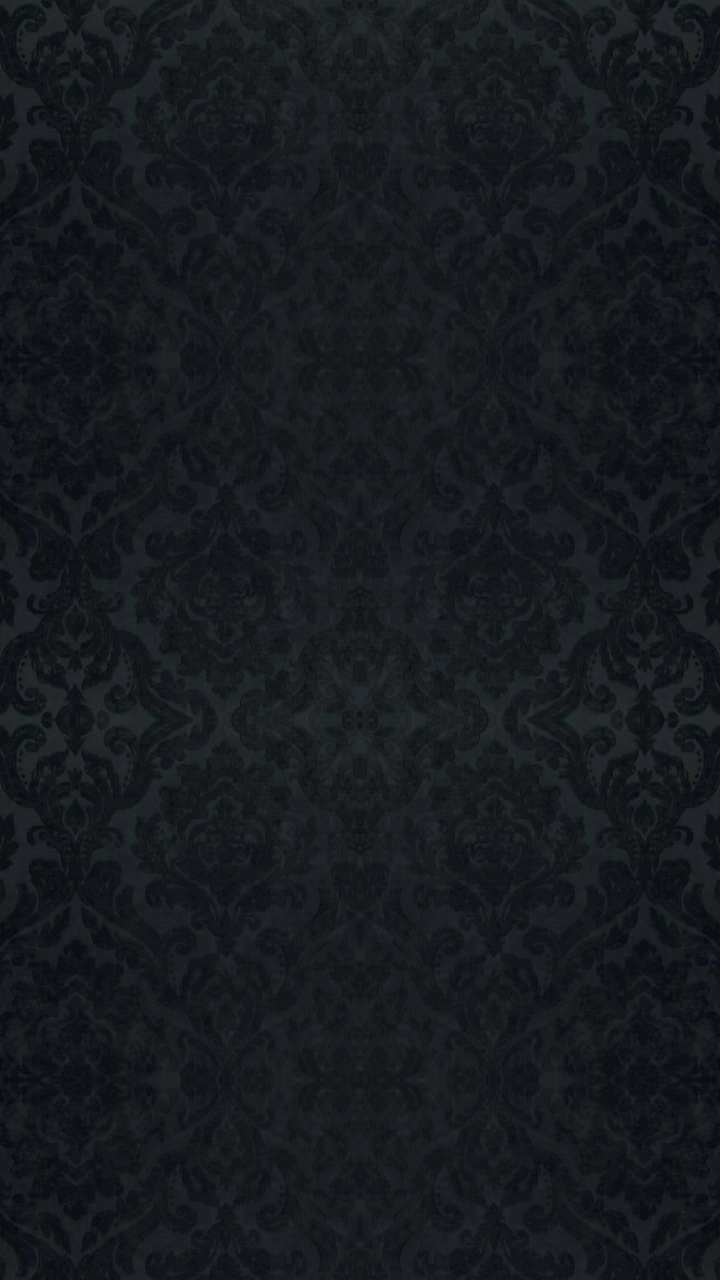
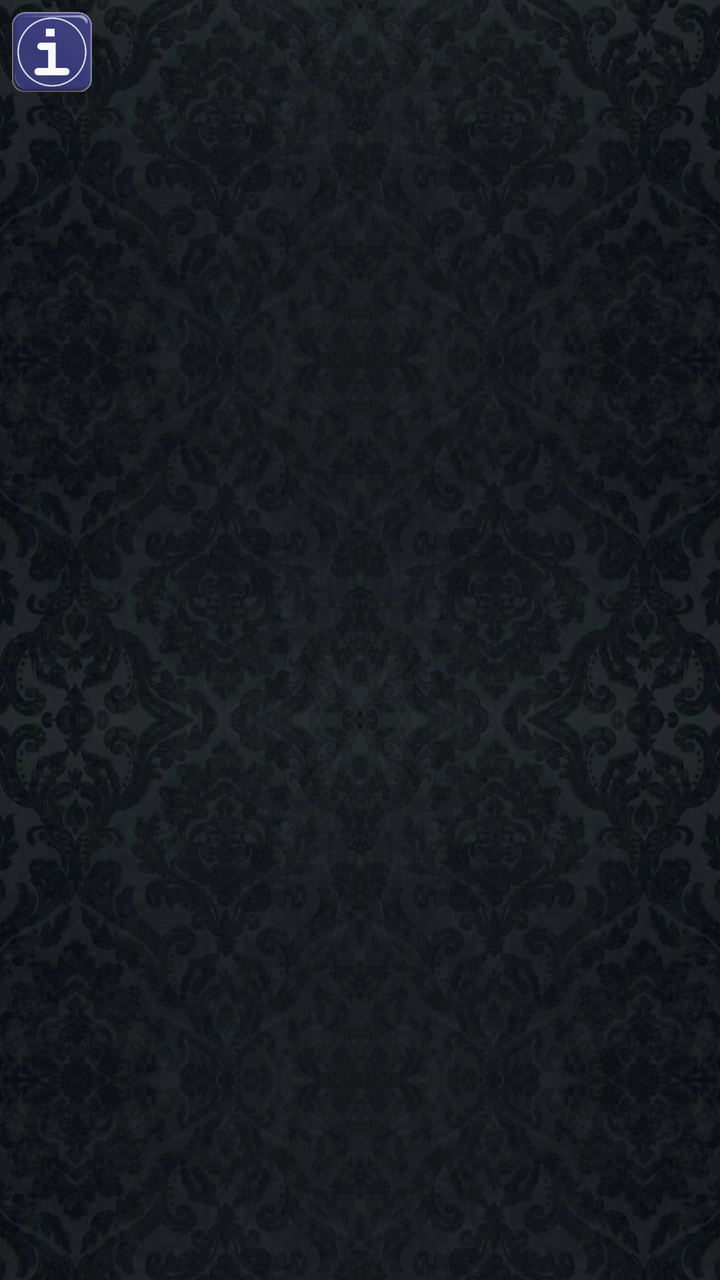

The first picture is an Android layout as it rendered before a commit; the second is the same layout after the commit. The layout source and the unified diff follow.
<!-- AndroidManifest.xml: application theme Theme.Scopa -->
<!-- res/layout/activity_tresette.xml -->
<?xml version="1.0" encoding="utf-8"?>
<androidx.constraintlayout.widget.ConstraintLayout
    xmlns:android="http://schemas.android.com/apk/res/android"
    xmlns:app="http://schemas.android.com/apk/res-auto"
    android:layout_width="match_parent"
    android:layout_height="match_parent"
    android:background="@drawable/bg_velvet">

    <LinearLayout
        android:layout_width="match_parent"
        android:layout_height="match_parent"
        android:orientation="vertical"
        android:paddingStart="8dp"
        android:paddingEnd="8dp">

        
        <FrameLayout
            android:id="@+id/botHandBox"
            android:layout_width="match_parent"
            android:layout_height="wrap_content">

            <LinearLayout
                android:id="@+id/botHand"
                android:layout_width="wrap_content"
                android:layout_height="wrap_content"
                android:layout_gravity="center_horizontal"
                android:orientation="horizontal" />
        </FrameLayout>

        <TextView
            android:id="@+id/txtMatch"
            android:layout_width="match_parent"
            android:layout_height="wrap_content"
            android:layout_marginTop="4dp"
            android:gravity="center"
            android:textColor="@color/silver"
            android:textSize="15sp"
            android:textStyle="bold"
            android:shadowColor="#000000" android:shadowDy="2" android:shadowRadius="4" />

        <TextView
            android:id="@+id/botScore"
            android:layout_width="match_parent"
            android:layout_height="wrap_content"
            android:layout_marginTop="4dp"
            android:gravity="center"
            android:textColor="@color/silver"
            android:textSize="15sp"
            android:textStyle="bold"
            android:shadowColor="#000000" android:shadowDy="2" android:shadowRadius="4" />

        <LinearLayout
            android:layout_width="match_parent"
            android:layout_height="0dp"
            android:layout_weight="1"
            android:gravity="center"
            android:orientation="vertical">

            
            <FrameLayout
                android:layout_width="match_parent"
                android:layout_height="wrap_content">

                <FrameLayout
                    android:id="@+id/deckBox"
                    android:layout_width="wrap_content"
                    android:layout_height="wrap_content"
                    android:layout_gravity="start|center_vertical" />

                <LinearLayout
                    android:id="@+id/trickRow"
                    android:layout_width="wrap_content"
                    android:layout_height="wrap_content"
                    android:layout_gravity="center"
                    android:gravity="center"
                    android:orientation="horizontal" />
            </FrameLayout>

            <TextView
                android:id="@+id/txtStatus"
                android:layout_width="wrap_content"
                android:layout_height="wrap_content"
                android:layout_marginTop="10dp"
                android:textColor="@color/silver"
                android:textSize="15sp"
                android:textStyle="bold"
                android:shadowColor="#000000" android:shadowDy="2" android:shadowRadius="4" />

        </LinearLayout>

        <FrameLayout
            android:id="@+id/youHandBox"
            android:layout_width="match_parent"
            android:layout_height="wrap_content">

            
            <LinearLayout
                android:id="@+id/youHand"
                android:layout_width="wrap_content"
                android:layout_height="wrap_content"
                android:layout_gravity="center_horizontal"
                android:orientation="vertical" />
        </FrameLayout>

        <TextView
            android:id="@+id/youScore"
            android:layout_width="match_parent"
            android:layout_height="wrap_content"
            android:layout_marginTop="4dp"
            android:layout_marginBottom="8dp"
            android:gravity="center"
            android:textColor="@color/silver"
            android:textSize="15sp"
            android:textStyle="bold"
            android:shadowColor="#000000" android:shadowDy="2" android:shadowRadius="4" />
    </LinearLayout>

    <FrameLayout
        android:id="@+id/overlay"
        android:layout_width="match_parent"
        android:layout_height="match_parent"
        android:clickable="false"
        android:focusable="false"
        app:layout_constraintTop_toTopOf="parent"
        app:layout_constraintBottom_toBottomOf="parent"
        app:layout_constraintStart_toStartOf="parent"
        app:layout_constraintEnd_toEndOf="parent" />

</androidx.constraintlayout.widget.ConstraintLayout>
<!-- resources referenced by this layout -->
<resources>
  <color name="silver">#C8D0DC</color>
  <!-- drawable bg_velvet (drawable) -->
  <?xml version="1.0" encoding="utf-8"?>
  <layer-list xmlns:android="http://schemas.android.com/apk/res/android">
      <item android:drawable="@color/velvet_base" />
      <item>
          <bitmap android:src="@drawable/velvet" android:tileMode="repeat" android:dither="true" />
      </item>
  </layer-list>
  <style name="Theme.Scopa" parent="Theme.MaterialComponents.DayNight.NoActionBar">
          <item name="colorPrimary">@color/navy_mid</item>
          <item name="colorPrimaryVariant">@color/navy_deep</item>
          <item name="colorOnPrimary">@color/celeste_light</item>
          <item name="colorSecondary">@color/gold</item>
          <item name="android:statusBarColor" tools:targetApi="l">@color/navy_deep</item>
          <item name="alertDialogTheme">@style/DarkAlertDialog</item>
          <item name="materialAlertDialogTheme">@style/DarkAlertDialog</item>
      </style>
  <color name="velvet_base">#0A1018</color>
  <!-- drawable velvet: webp bitmap (drawable-nodpi, 65120 bytes) -->
  <color name="navy_mid">#23477E</color>
  <color name="navy_deep">#0C1626</color>
  <color name="celeste_light">#D7EAF6</color>
  <color name="gold">#E9C24C</color>
  <style name="DarkAlertDialog" parent="Theme.MaterialComponents.Dialog.Alert">
          <item name="colorSurface">@color/navy</item>
          <item name="android:colorBackground">@color/navy</item>
          <item name="colorOnSurface">@color/silver</item>
          <item name="android:textColorPrimary">@color/silver</item>
          <item name="android:textColorSecondary">@color/silver</item>
          <item name="colorPrimary">@color/silver</item>
      </style>
  <color name="navy">#14294A</color>
</resources>

<!-- the commit's change to res/layout/activity_tresette.xml (unified diff, before → after) -->
@@ -126,4 +126,18 @@
         app:layout_constraintStart_toStartOf="parent"
         app:layout_constraintEnd_toEndOf="parent" />
 
+
+    
+    <ImageButton
+        android:id="@+id/btnInfo"
+        android:layout_width="40dp"
+        android:layout_height="40dp"
+        android:layout_margin="6dp"
+        android:background="@android:color/transparent"
+        android:contentDescription="@string/cd_info"
+        android:scaleType="fitCenter"
+        android:src="@drawable/btn_info"
+        app:layout_constraintTop_toTopOf="parent"
+        app:layout_constraintStart_toStartOf="parent" />
+
 </androidx.constraintlayout.widget.ConstraintLayout>
<!-- resource entries referenced after the edit -->
@@ -9,6 +9,8 @@
           <bitmap android:src="@drawable/velvet" android:tileMode="repeat" android:dither="true" />
       </item>
   </layer-list>
+  <!-- drawable btn_info: webp bitmap (drawable-nodpi, 19394 bytes) -->
+  <string name="cd_info">Informazioni</string>
   <style name="Theme.Scopa" parent="Theme.MaterialComponents.DayNight.NoActionBar">
           <item name="colorPrimary">@color/navy_mid</item>
           <item name="colorPrimaryVariant">@color/navy_deep</item>
